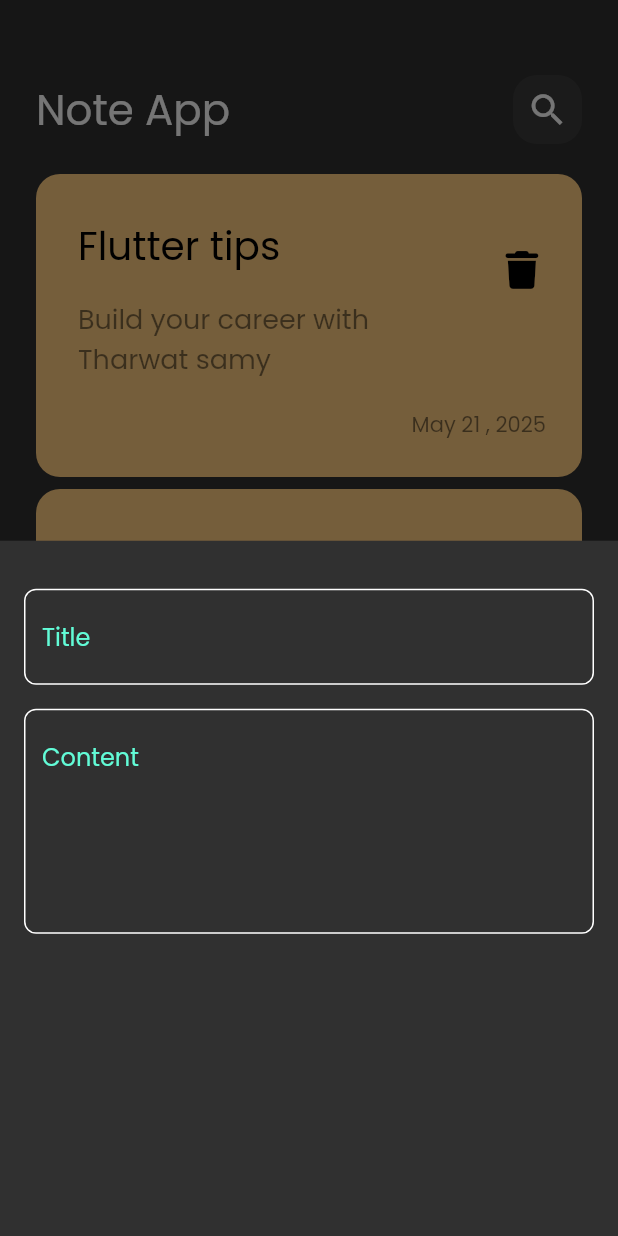
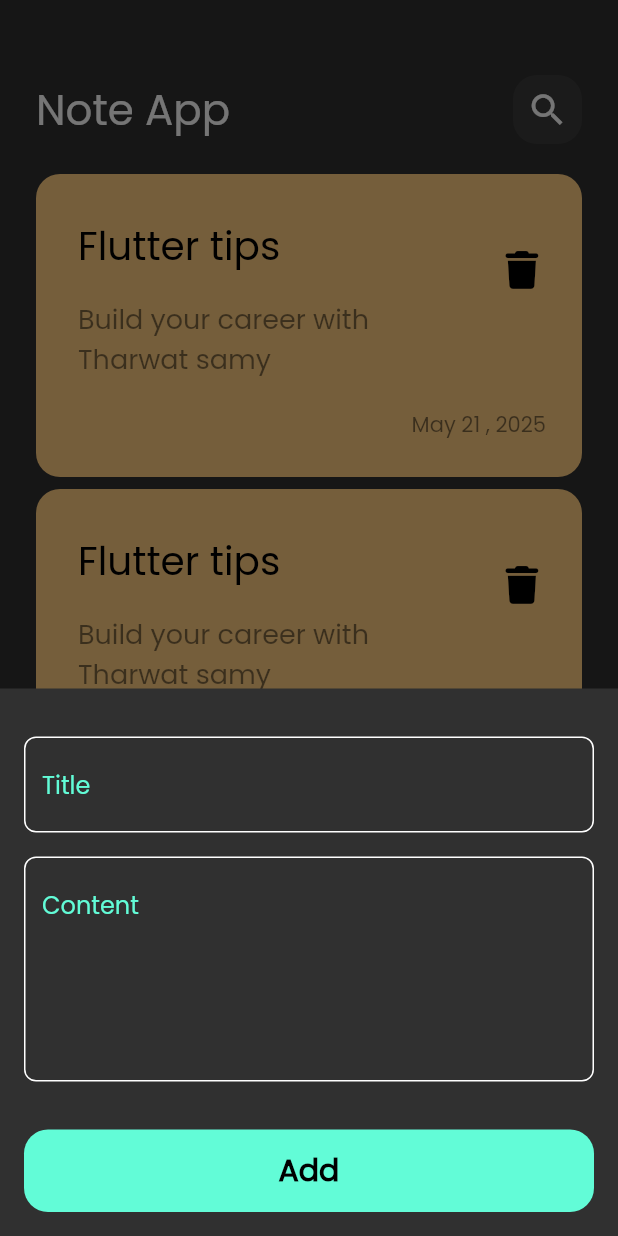
Before and after one commit to Keroloskhaled10/notes_app, a Flutter app: the screen it shows after launch, after a tap on the "add" icon, on a phone screen of 412 x 824 dp. Run offline on Flutter 3.47's test engine with Material 3 defaults, Android fonts, the phone set to English and light mode, and no system bars; our stand-ins replace font_awesome_flutter.

Commit message:
finish notes buttom sheet

```diff
--- a/lib/widgets/add_note_bottom_sheet.dart
+++ b/lib/widgets/add_note_bottom_sheet.dart
@@ -1,5 +1,7 @@
 import 'package:flutter/material.dart';
 import 'package:notes_app/widgets/custom_text_field.dart';
+
+import 'custom_button.dart';
 
 class AddNoteBottomSheet extends StatelessWidget {
   const AddNoteBottomSheet({super.key});
@@ -8,6 +10,7 @@ class AddNoteBottomSheet extends StatelessWidget {
   Widget build(BuildContext context) {
     return Padding(
       padding: const EdgeInsets.symmetric(horizontal: 16),
+      child: SingleChildScrollView(
         child: Column(
           children: [
             SizedBox(
@@ -23,7 +26,15 @@ class AddNoteBottomSheet extends StatelessWidget {
               hint: 'Content',
               maxLines: 5,
             ),
+            SizedBox(
+              height: 32,
+            ),
+            CustomButton(),
+            SizedBox(
+              height: 16,
+            ),
           ],
+        ),
       ),
     );
   }
--- /dev/null
+++ b/lib/widgets/custom_button.dart
@@ -0,0 +1,28 @@
+import 'package:flutter/material.dart';
+import 'package:notes_app/constant.dart';
+
+class CustomButton extends StatelessWidget {
+  const CustomButton({super.key});
+
+  @override
+  Widget build(BuildContext context) {
+    return Container(
+      width: MediaQuery.of(context).size.width,
+      height: 55,
+      decoration: BoxDecoration(
+        color: primaryColor,
+        borderRadius: BorderRadius.circular(16),
+      ),
+      child: Center(
+        child: Text(
+          'Add',
+          style: TextStyle(
+            color: Colors.black,
+            fontSize: 20,
+            fontWeight: FontWeight.bold,
+          ),
+        ),
+      ),
+    );
+  }
+}
```
Lines whose indentation alone changed are shown as unchanged.
